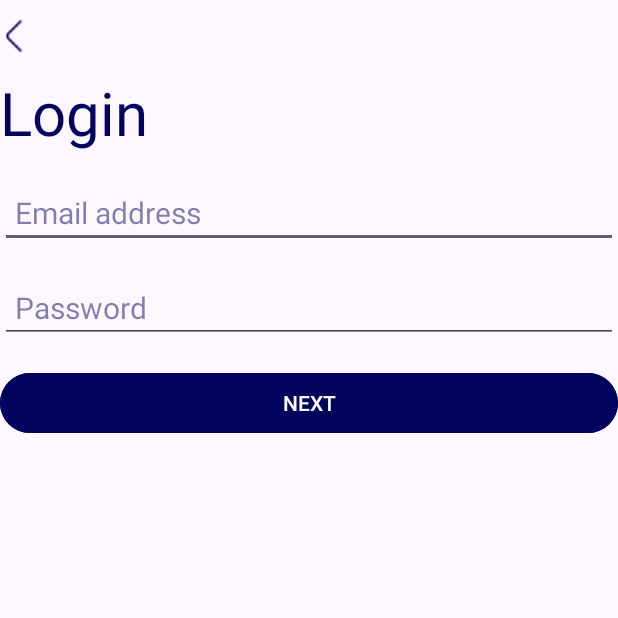
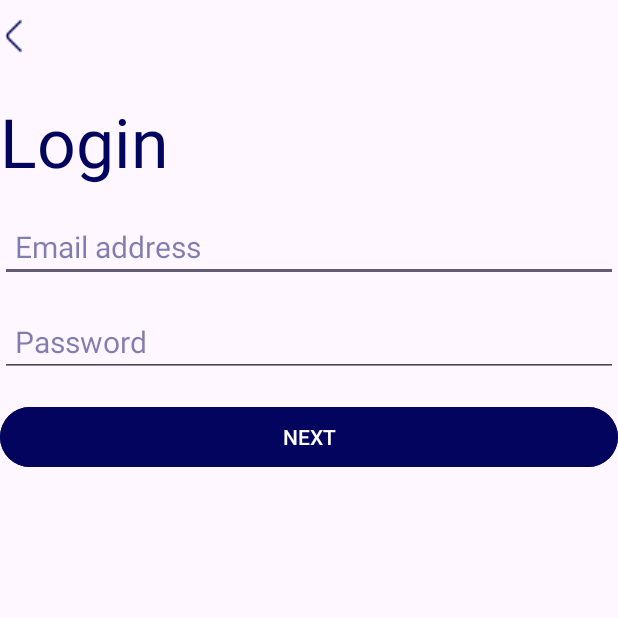
Before and after one commit to Sue-Cash/ProjetB3_MDP_Online, an Android app: the LoginActivity screen opened directly, with no data from a screen before it, on a phone screen of 412 x 824 dp, the top half of it. Run offline under Robolectric (Android 15) with nearby library versions, the phone set to English and light mode, and no system bars.

Commit message:
oublie du dernier commit

```diff
--- a/app/src/main/res/layout/activity_login.xml
+++ b/app/src/main/res/layout/activity_login.xml
@@ -1,4 +1,5 @@
-<?xml version="1.0" encoding="utf-8"?><RelativeLayout xmlns:android="http://schemas.android.com/apk/res/android"
+<?xml version="1.0" encoding="utf-8"?>
+<RelativeLayout xmlns:android="http://schemas.android.com/apk/res/android"
     xmlns:app="http://schemas.android.com/apk/res-auto"
     xmlns:tools="http://schemas.android.com/tools"
     android:id="@+id/main"
@@ -26,9 +27,9 @@
             android:layout_width="wrap_content"
             android:layout_height="wrap_content"
             android:text="Login"
-            android:textSize="40sp"
+            android:textSize="45sp"
             android:textColor="#03045E"
-            android:layout_marginBottom="16dp"/>
+            android:layout_marginVertical="16dp"/>
 
         <EditText
             android:id="@+id/email_input"
```
